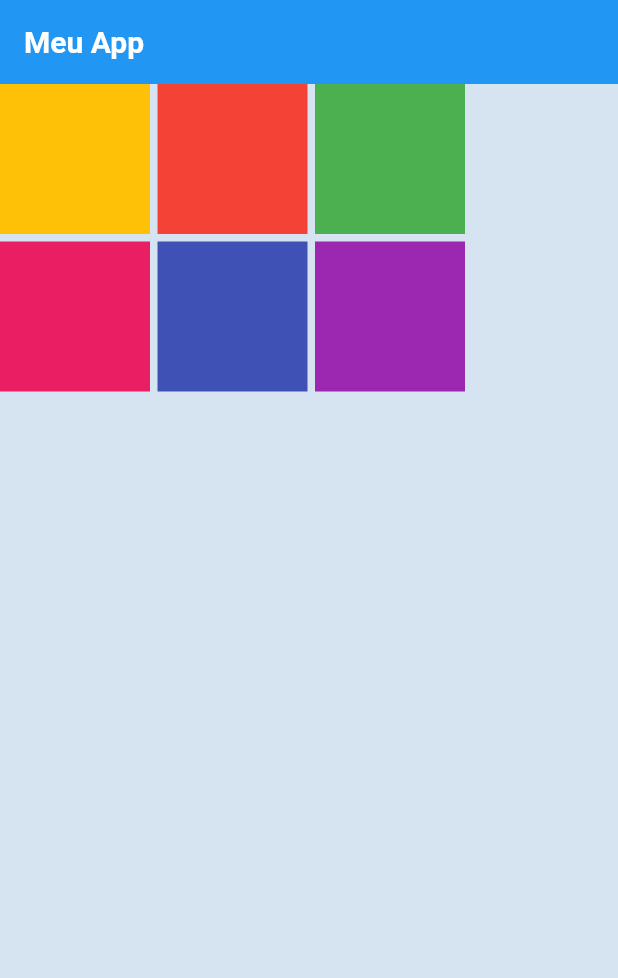
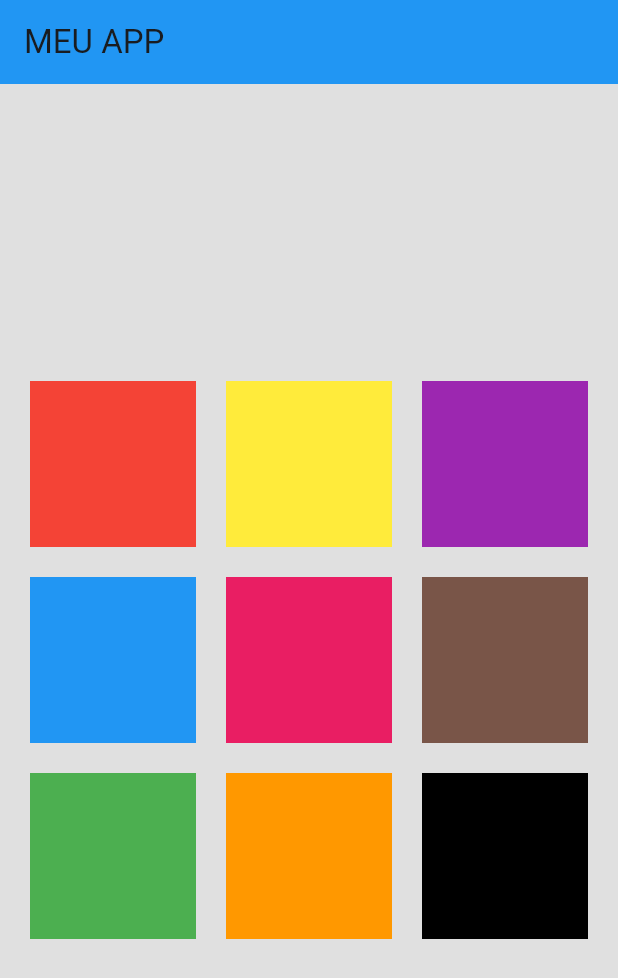
Before and after one commit to PriscilaSantos29/myapp, a Flutter app: the screen it shows after launch, on a phone screen of 412 x 824 dp. Shown: the top 978 px of the screen. Run offline on Flutter 3.47's test engine with Material 3 defaults, Android fonts, the phone set to English and light mode, and no system bars; our stand-ins replace google_fonts; Roboto replaces fonts that are missing (Montserrat); project files that could hold a hidden picture were left out.

Commit message:
home_page1(4)

```diff
--- a/lib/app.dart
+++ b/lib/app.dart
@@ -1,5 +1,5 @@
 import 'package:flutter/material.dart';
-import 'presentation/pages/wrap/home_page1.dart';
+import 'presentation/pages/text/horaDePraticar4/home_page1.dart';
 
 class MyApp extends StatelessWidget {
   const MyApp({super.key});
--- /dev/null
+++ b/lib/presentation/pages/text/horaDePraticar4/home_page1.dart
@@ -0,0 +1,52 @@
+import 'package:flutter/material.dart';
+
+class HomePage extends StatelessWidget {
+  const HomePage({super.key});
+
+  @override
+  Widget build(BuildContext context) {
+    return Scaffold(
+      appBar: AppBar(
+        title: const Text("MEU APP"),
+        backgroundColor: Colors.blue,
+      ),
+      body: Container(
+        color: Colors.grey[300],
+        padding: const EdgeInsets.all(20),
+        child: Center(
+          child: GridView.count(
+            shrinkWrap: true,
+            crossAxisCount: 3, // 3 colunas
+            crossAxisSpacing: 20,
+            mainAxisSpacing: 20,
+            children: const [
+              QuadradoCor(Colors.red),
+              QuadradoCor(Colors.yellow),
+              QuadradoCor(Colors.purple),
+              QuadradoCor(Colors.blue),
+              QuadradoCor(Colors.pink),
+              QuadradoCor(Colors.brown),
+              QuadradoCor(Colors.green),
+              QuadradoCor(Colors.orange),
+              QuadradoCor(Colors.black),
+          ],
+        ),
+      ),
+      ),
+    );
+  }
+}
+
+class QuadradoCor extends StatelessWidget {
+  final Color cor;
+  const QuadradoCor(this.cor, {super.key});
+
+  @override
+  Widget build(BuildContext context) {
+    return Container(
+      width: 80,
+      height: 80,
+      color: cor,
+    );
+  }
+}
```
